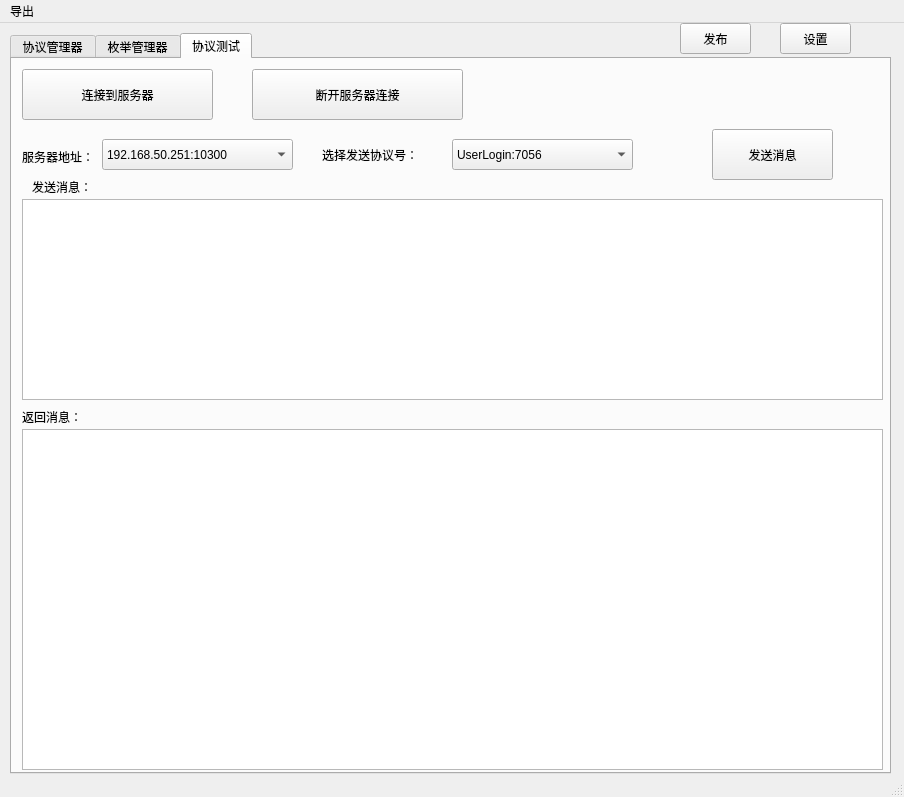
This is designer/ui/proto_tool.ui in aywfelix/ProtoExcelTool as Qt 5 draws it before an edit. The edited form follows.
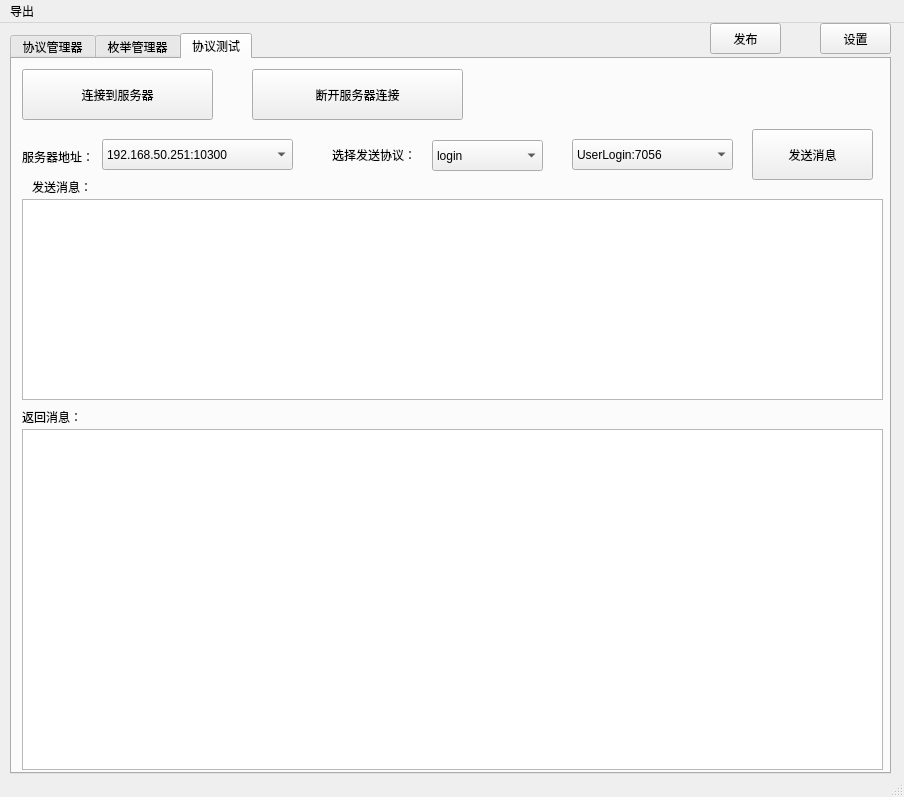
This is the edited form. The open tabs and pages were chosen to show the change.

Commit message: 优化协议测试发送信息

Diff of the .ui file:
```diff
--- a/designer/ui/proto_tool.ui
+++ b/designer/ui/proto_tool.ui
@@ -468,7 +468,7 @@
      <widget class="QPushButton" name="bTnSendMsg">
       <property name="geometry">
        <rect>
-        <x>700</x>
+        <x>740</x>
         <y>70</y>
         <width>121</width>
         <height>51</height>
@@ -496,9 +496,9 @@
      <widget class="QComboBox" name="cBbxProto">
       <property name="geometry">
        <rect>
-        <x>440</x>
+        <x>560</x>
         <y>80</y>
-        <width>181</width>
+        <width>161</width>
         <height>31</height>
        </rect>
       </property>
@@ -541,14 +541,14 @@
      <widget class="QLabel" name="label_12">
       <property name="geometry">
        <rect>
-        <x>310</x>
+        <x>320</x>
         <y>80</y>
         <width>141</width>
         <height>31</height>
        </rect>
       </property>
       <property name="text">
-       <string>选择发送协议号：</string>
+       <string>选择发送协议：</string>
       </property>
      </widget>
      <widget class="QPushButton" name="bTnConn">
@@ -621,12 +621,27 @@
        <string>返回消息：</string>
       </property>
      </widget>
+     <widget class="QComboBox" name="cbBxMsgClass">
+      <property name="geometry">
+       <rect>
+        <x>420</x>
+        <y>81</y>
+        <width>111</width>
+        <height>31</height>
+       </rect>
+      </property>
+      <item>
+       <property name="text">
+        <string>login</string>
+       </property>
+      </item>
+     </widget>
     </widget>
    </widget>
    <widget class="QPushButton" name="bTnExport">
     <property name="geometry">
      <rect>
-      <x>680</x>
+      <x>710</x>
       <y>0</y>
       <width>71</width>
       <height>31</height>
@@ -639,7 +654,7 @@
    <widget class="QPushButton" name="bTnSetting">
     <property name="geometry">
      <rect>
-      <x>780</x>
+      <x>820</x>
       <y>0</y>
       <width>71</width>
       <height>31</height>
```
Left out of the diff: 32 changed lines with no effect on the pictures. The commit also changes 3 other files.
